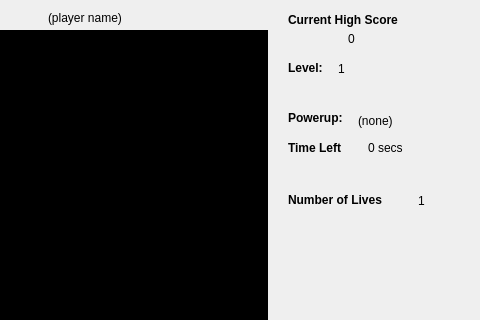
ductapeofdoom/cps111brickbreaker, file CPS111BrickBreaker/gamewindow.ui: the form before one commit; both pictures show x 162 to 642 and y 0 to 320 of the 642 by 588 pixel window.
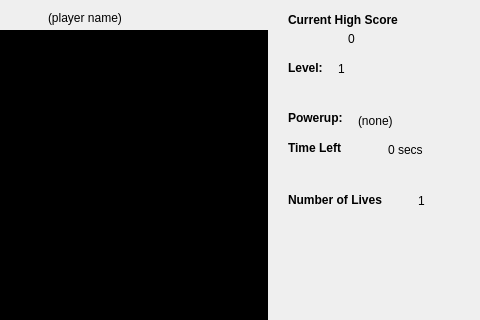
The form after the commit.

```diff
--- a/CPS111BrickBreaker/gamewindow.ui
+++ b/CPS111BrickBreaker/gamewindow.ui
@@ -167,7 +167,7 @@
     <rect>
      <x>450</x>
      <y>140</y>
-     <width>66</width>
+     <width>71</width>
      <height>17</height>
     </rect>
    </property>
@@ -178,10 +178,10 @@
   <widget class="QLabel" name="lblPowerTime">
    <property name="geometry">
     <rect>
-     <x>530</x>
+     <x>550</x>
      <y>140</y>
-     <width>111</width>
-     <height>16</height>
+     <width>91</width>
+     <height>20</height>
     </rect>
    </property>
    <property name="text">
```
